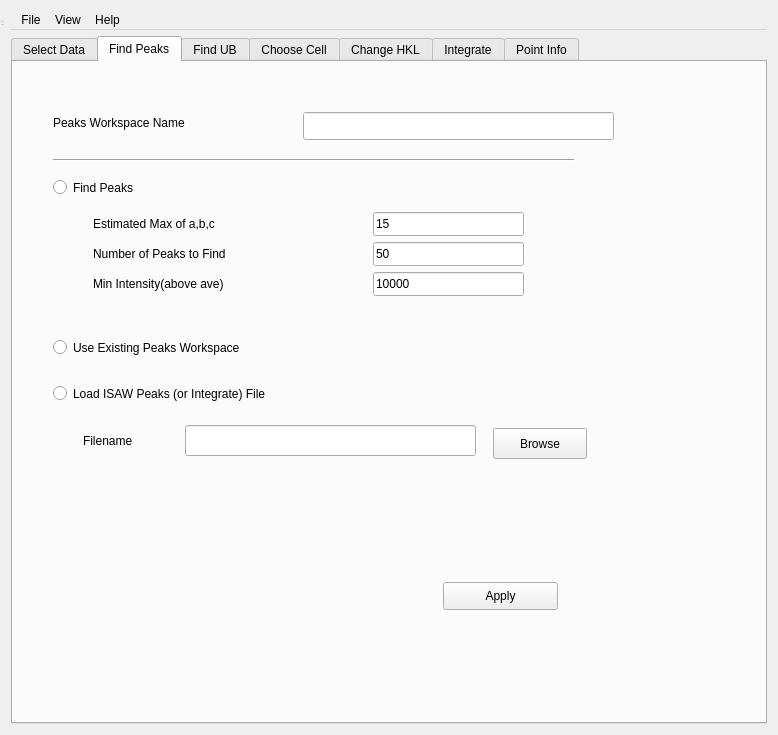
mantidproject/mantid, file Code/Mantid/MantidQt/CustomInterfaces/inc/MantidQtCustomInterfaces/MantidEV.ui: the form before one commit.
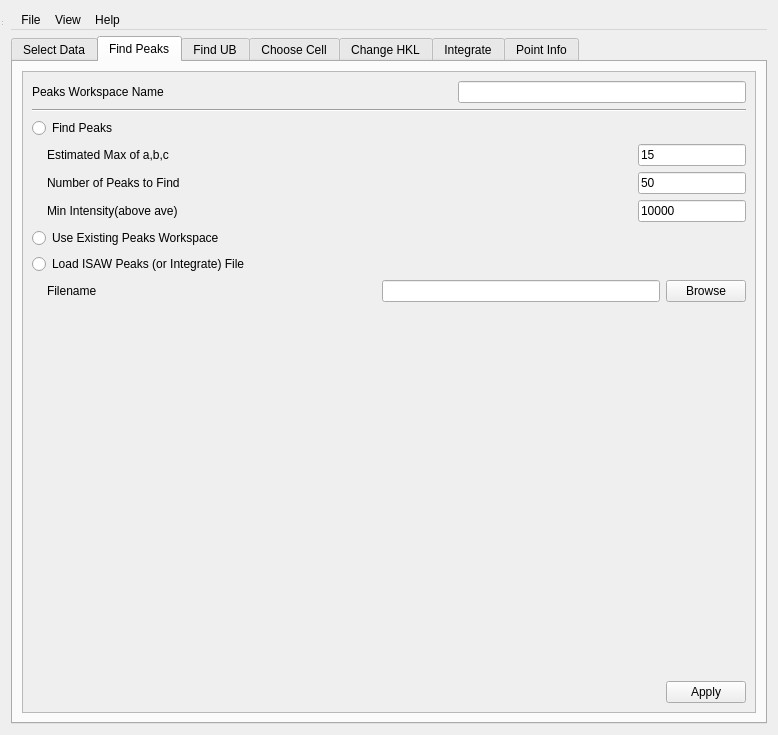
The form after the commit. The open tabs and pages were chosen to show the change.

Commit message: Re #7989. Fixed up the layout of the Find Peaks tab.

```diff
--- a/Code/Mantid/MantidQt/CustomInterfaces/inc/MantidQtCustomInterfaces/MantidEV.ui
+++ b/Code/Mantid/MantidQt/CustomInterfaces/inc/MantidQtCustomInterfaces/MantidEV.ui
@@ -599,101 +599,115 @@
       <attribute name="title">
        <string>Find Peaks</string>
       </attribute>
-      <widget class="QPushButton" name="ApplyFindPeaks_btn">
-       <property name="geometry">
-        <rect>
-         <x>430</x>
-         <y>520</y>
-         <width>115</width>
-         <height>28</height>
-        </rect>
-       </property>
-       <property name="toolTip">
-        <string>Proceed to actually get the&lt;br&gt; peaks or use the existing peaks, as specified..</string>
-       </property>
-       <property name="text">
-        <string>Apply</string>
-       </property>
-      </widget>
-      <widget class="QRadioButton" name="UseExistingPeaksWorkspace_rbtn">
+      <layout class="QVBoxLayout" name="verticalLayout_9">
+       <item>
+        <widget class="QScrollArea" name="scrollArea">
+         <property name="widgetResizable">
+          <bool>true</bool>
+         </property>
+         <widget class="QWidget" name="scrollAreaWidgetContents_2">
        <property name="geometry">
         <rect>
-         <x>40</x>
-         <y>270</y>
-         <width>351</width>
-         <height>31</height>
-        </rect>
-       </property>
-       <property name="toolTip">
-        <string>Use a peaks workspace with peaks that have been&lt;br&gt; been previously found, predicted, or loaded. </string>
-       </property>
-       <property name="text">
-        <string>Use Existing Peaks Workspace</string>
-       </property>
-      </widget>
-      <widget class="QRadioButton" name="FindPeaks_rbtn">
-       <property name="geometry">
-        <rect>
-         <x>40</x>
-         <y>110</y>
-         <width>134</width>
-         <height>31</height>
-        </rect>
-       </property>
-       <property name="toolTip">
-        <string>Search through the MD workspace to find Bragg peaks.</string>
-       </property>
-       <property name="text">
-        <string>Find Peaks</string>
-       </property>
-      </widget>
+            <x>0</x>
+            <y>0</y>
+            <width>736</width>
+            <height>631</height>
+           </rect>
+          </property>
+          <layout class="QVBoxLayout" name="verticalLayout_10">
+           <item>
+            <layout class="QHBoxLayout" name="horizontalLayout_10">
+             <item>
       <widget class="QLabel" name="PeaksWorkspace_lbl">
-       <property name="geometry">
-        <rect>
-         <x>40</x>
-         <y>50</y>
-         <width>241</width>
-         <height>22</height>
-        </rect>
-       </property>
        <property name="text">
         <string>Peaks Workspace Name</string>
        </property>
       </widget>
+             </item>
+             <item>
+              <spacer name="horizontalSpacer_18">
+               <property name="orientation">
+                <enum>Qt::Horizontal</enum>
+               </property>
+               <property name="sizeHint" stdset="0">
+                <size>
+                 <width>40</width>
+                 <height>20</height>
+                </size>
+               </property>
+              </spacer>
+             </item>
+             <item>
       <widget class="QLineEdit" name="PeaksWorkspace_ledt">
-       <property name="geometry">
-        <rect>
-         <x>290</x>
-         <y>50</y>
-         <width>311</width>
-         <height>28</height>
-        </rect>
-       </property>
        <property name="toolTip">
         <string>Name of the peaks workspace to use.  This name is set by default,&lt;br&gt; if data is loaded from an event file and mapped to an MD workspace on the Select Data tab.</string>
        </property>
       </widget>
+             </item>
+            </layout>
+           </item>
+           <item>
+            <widget class="Line" name="line_2">
+             <property name="orientation">
+              <enum>Qt::Horizontal</enum>
+             </property>
+            </widget>
+           </item>
+           <item>
+            <widget class="QRadioButton" name="FindPeaks_rbtn">
+             <property name="toolTip">
+              <string>Search through the MD workspace to find Bragg peaks.</string>
+             </property>
+             <property name="text">
+              <string>Find Peaks</string>
+             </property>
+            </widget>
+           </item>
+           <item>
+            <layout class="QHBoxLayout" name="horizontalLayout_11">
+             <item>
+              <spacer name="horizontalSpacer_9">
+               <property name="orientation">
+                <enum>Qt::Horizontal</enum>
+               </property>
+               <property name="sizeType">
+                <enum>QSizePolicy::Fixed</enum>
+               </property>
+               <property name="sizeHint" stdset="0">
+                <size>
+                 <width>15</width>
+                 <height>0</height>
+                </size>
+               </property>
+              </spacer>
+             </item>
+             <item>
       <widget class="QLabel" name="MaxABC_lbl">
-       <property name="geometry">
-        <rect>
-         <x>80</x>
-         <y>150</y>
-         <width>271</width>
-         <height>24</height>
-        </rect>
-       </property>
        <property name="text">
         <string>Estimated Max of a,b,c</string>
        </property>
       </widget>
+             </item>
+             <item>
+              <spacer name="horizontalSpacer_14">
+               <property name="orientation">
+                <enum>Qt::Horizontal</enum>
+               </property>
+               <property name="sizeHint" stdset="0">
+                <size>
+                 <width>40</width>
+                 <height>20</height>
+                </size>
+               </property>
+              </spacer>
+             </item>
+             <item>
       <widget class="QLineEdit" name="MaxABC_ledt">
-       <property name="geometry">
-        <rect>
-         <x>360</x>
-         <y>150</y>
-         <width>151</width>
-         <height>24</height>
-        </rect>
+               <property name="sizePolicy">
+                <sizepolicy hsizetype="Fixed" vsizetype="Fixed">
+                 <horstretch>0</horstretch>
+                 <verstretch>0</verstretch>
+                </sizepolicy>
        </property>
        <property name="toolTip">
         <string>Estimated maximum for real&lt;br&gt; space cell edge length in Angstroms.  This is used to get an approximate lower bound on the possible distances between peaks.</string>
@@ -702,27 +716,54 @@
         <string>15</string>
        </property>
       </widget>
+             </item>
+            </layout>
+           </item>
+           <item>
+            <layout class="QHBoxLayout" name="horizontalLayout_12">
+             <item>
+              <spacer name="horizontalSpacer_11">
+               <property name="orientation">
+                <enum>Qt::Horizontal</enum>
+               </property>
+               <property name="sizeType">
+                <enum>QSizePolicy::Fixed</enum>
+               </property>
+               <property name="sizeHint" stdset="0">
+                <size>
+                 <width>15</width>
+                 <height>20</height>
+                </size>
+               </property>
+              </spacer>
+             </item>
+             <item>
       <widget class="QLabel" name="NumToFind_lbl">
-       <property name="geometry">
-        <rect>
-         <x>80</x>
-         <y>180</y>
-         <width>261</width>
-         <height>24</height>
-        </rect>
-       </property>
        <property name="text">
         <string>Number of Peaks to Find</string>
        </property>
       </widget>
+             </item>
+             <item>
+              <spacer name="horizontalSpacer_15">
+               <property name="orientation">
+                <enum>Qt::Horizontal</enum>
+               </property>
+               <property name="sizeHint" stdset="0">
+                <size>
+                 <width>40</width>
+                 <height>20</height>
+                </size>
+               </property>
+              </spacer>
+             </item>
+             <item>
       <widget class="QLineEdit" name="NumToFind_ledt">
-       <property name="geometry">
-        <rect>
-         <x>360</x>
-         <y>180</y>
-         <width>151</width>
-         <height>24</height>
-        </rect>
+               <property name="sizePolicy">
+                <sizepolicy hsizetype="Fixed" vsizetype="Fixed">
+                 <horstretch>0</horstretch>
+                 <verstretch>0</verstretch>
+                </sizepolicy>
        </property>
        <property name="toolTip">
         <string>Maximum number of peaks to find.  Boxes with progressively&lt;br&gt; lower local intensity will be tried, until the specified number of peaks is found, or until the intensity falls below the specified Min Intensity.</string>
@@ -731,27 +772,54 @@
         <string>50</string>
        </property>
       </widget>
+             </item>
+            </layout>
+           </item>
+           <item>
+            <layout class="QHBoxLayout" name="horizontalLayout_13">
+             <item>
+              <spacer name="horizontalSpacer_12">
+               <property name="orientation">
+                <enum>Qt::Horizontal</enum>
+               </property>
+               <property name="sizeType">
+                <enum>QSizePolicy::Fixed</enum>
+               </property>
+               <property name="sizeHint" stdset="0">
+                <size>
+                 <width>15</width>
+                 <height>20</height>
+                </size>
+               </property>
+              </spacer>
+             </item>
+             <item>
       <widget class="QLabel" name="MinIntensity_lbl">
-       <property name="geometry">
-        <rect>
-         <x>80</x>
-         <y>210</y>
-         <width>261</width>
-         <height>24</height>
-        </rect>
-       </property>
        <property name="text">
         <string>Min Intensity(above ave)</string>
        </property>
       </widget>
+             </item>
+             <item>
+              <spacer name="horizontalSpacer_16">
+               <property name="orientation">
+                <enum>Qt::Horizontal</enum>
+               </property>
+               <property name="sizeHint" stdset="0">
+                <size>
+                 <width>40</width>
+                 <height>20</height>
+                </size>
+               </property>
+              </spacer>
+             </item>
+             <item>
       <widget class="QLineEdit" name="MinIntensity_ledt">
-       <property name="geometry">
-        <rect>
-         <x>360</x>
-         <y>210</y>
-         <width>151</width>
-         <height>24</height>
-        </rect>
+               <property name="sizePolicy">
+                <sizepolicy hsizetype="Fixed" vsizetype="Fixed">
+                 <horstretch>0</horstretch>
+                 <verstretch>0</verstretch>
+                </sizepolicy>
        </property>
        <property name="toolTip">
         <string>Lower bound on the local intensity of MD boxes to consider as possible peaks, expressed as a multiple of the overall average intensity of the entire MD workspace region.  Boxes with progressively&lt;br&gt; lower local intensity will be tried, until the specified number of peaks is found, or until the intensity falls below the specified Min Intensity.</string>
@@ -760,28 +828,21 @@
         <string>10000</string>
        </property>
       </widget>
-      <widget class="Line" name="line_2">
-       <property name="geometry">
-        <rect>
-         <x>40</x>
-         <y>90</y>
-         <width>521</width>
-         <height>16</height>
-        </rect>
-       </property>
-       <property name="orientation">
-        <enum>Qt::Horizontal</enum>
-       </property>
-      </widget>
+             </item>
+            </layout>
+           </item>
+           <item>
+            <widget class="QRadioButton" name="UseExistingPeaksWorkspace_rbtn">
+             <property name="toolTip">
+              <string>Use a peaks workspace with peaks that have been&lt;br&gt; been previously found, predicted, or loaded. </string>
+             </property>
+             <property name="text">
+              <string>Use Existing Peaks Workspace</string>
+             </property>
+            </widget>
+           </item>
+           <item>
       <widget class="QRadioButton" name="LoadIsawPeaks_rbtn">
-       <property name="geometry">
-        <rect>
-         <x>40</x>
-         <y>320</y>
-         <width>361</width>
-         <height>23</height>
-        </rect>
-       </property>
        <property name="toolTip">
         <string>Load the peaks workspace from a file of peaks&lt;br&gt; that have been previously found or predicted.</string>
        </property>
@@ -789,48 +850,109 @@
         <string>Load ISAW Peaks (or Integrate) File</string>
        </property>
       </widget>
-      <widget class="QPushButton" name="SelectPeaksFile_btn">
-       <property name="geometry">
-        <rect>
-         <x>480</x>
-         <y>366</y>
-         <width>94</width>
-         <height>31</height>
-        </rect>
-       </property>
-       <property name="toolTip">
-        <string>Browse for the file of peaks to load.</string>
-       </property>
-       <property name="text">
-        <string>Browse</string>
-       </property>
-      </widget>
+           </item>
+           <item>
+            <layout class="QHBoxLayout" name="horizontalLayout_14">
+             <item>
+              <spacer name="horizontalSpacer_13">
+               <property name="orientation">
+                <enum>Qt::Horizontal</enum>
+               </property>
+               <property name="sizeType">
+                <enum>QSizePolicy::Fixed</enum>
+               </property>
+               <property name="sizeHint" stdset="0">
+                <size>
+                 <width>15</width>
+                 <height>20</height>
+                </size>
+               </property>
+              </spacer>
+             </item>
+             <item>
       <widget class="QLabel" name="SelectPeaksFile_lbl">
-       <property name="geometry">
-        <rect>
-         <x>70</x>
-         <y>370</y>
-         <width>101</width>
-         <height>18</height>
-        </rect>
-       </property>
        <property name="text">
         <string>Filename</string>
        </property>
       </widget>
+             </item>
+             <item>
+              <spacer name="horizontalSpacer_17">
+               <property name="orientation">
+                <enum>Qt::Horizontal</enum>
+               </property>
+               <property name="sizeHint" stdset="0">
+                <size>
+                 <width>40</width>
+                 <height>20</height>
+                </size>
+               </property>
+              </spacer>
+             </item>
+             <item>
       <widget class="QLineEdit" name="SelectPeaksFile_ledt">
-       <property name="geometry">
-        <rect>
-         <x>172</x>
-         <y>363</y>
-         <width>291</width>
-         <height>31</height>
-        </rect>
-       </property>
        <property name="toolTip">
         <string>Name of the peaks file that should be loaded.</string>
        </property>
       </widget>
+             </item>
+             <item>
+              <widget class="QPushButton" name="SelectPeaksFile_btn">
+               <property name="toolTip">
+                <string>Browse for the file of peaks to load.</string>
+               </property>
+               <property name="text">
+                <string>Browse</string>
+               </property>
+              </widget>
+             </item>
+            </layout>
+           </item>
+           <item>
+            <spacer name="verticalSpacer_2">
+             <property name="orientation">
+              <enum>Qt::Vertical</enum>
+             </property>
+             <property name="sizeHint" stdset="0">
+              <size>
+               <width>20</width>
+               <height>40</height>
+              </size>
+             </property>
+            </spacer>
+           </item>
+           <item>
+            <layout class="QHBoxLayout" name="horizontalLayout_15">
+             <item>
+              <spacer name="horizontalSpacer_8">
+               <property name="orientation">
+                <enum>Qt::Horizontal</enum>
+               </property>
+               <property name="sizeHint" stdset="0">
+                <size>
+                 <width>40</width>
+                 <height>20</height>
+                </size>
+               </property>
+              </spacer>
+             </item>
+             <item>
+              <widget class="QPushButton" name="ApplyFindPeaks_btn">
+               <property name="toolTip">
+                <string>Proceed to actually get the&lt;br&gt; peaks or use the existing peaks, as specified..</string>
+               </property>
+               <property name="text">
+                <string>Apply</string>
+               </property>
+              </widget>
+             </item>
+            </layout>
+           </item>
+          </layout>
+         </widget>
+        </widget>
+       </item>
+      </layout>
      </widget>
      <widget class="QWidget" name="FindUB">
       <attribute name="title">
```
Left out of the diff: 2 changed lines with no effect on the pictures. Lines whose indentation alone changed are shown as unchanged.
